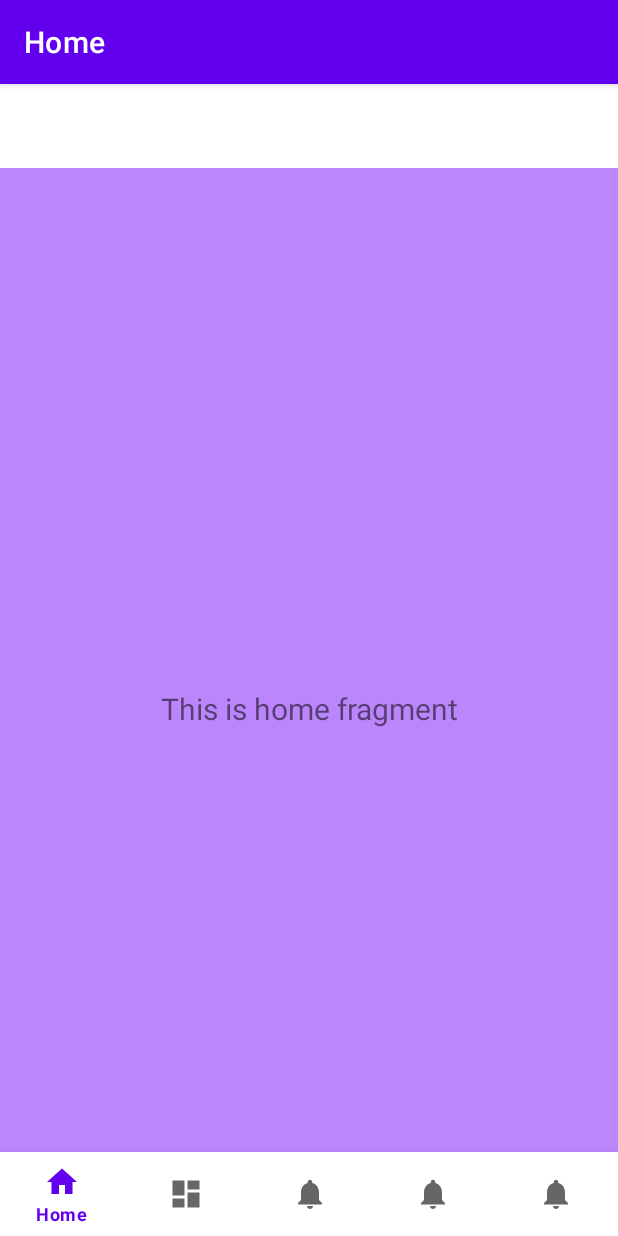
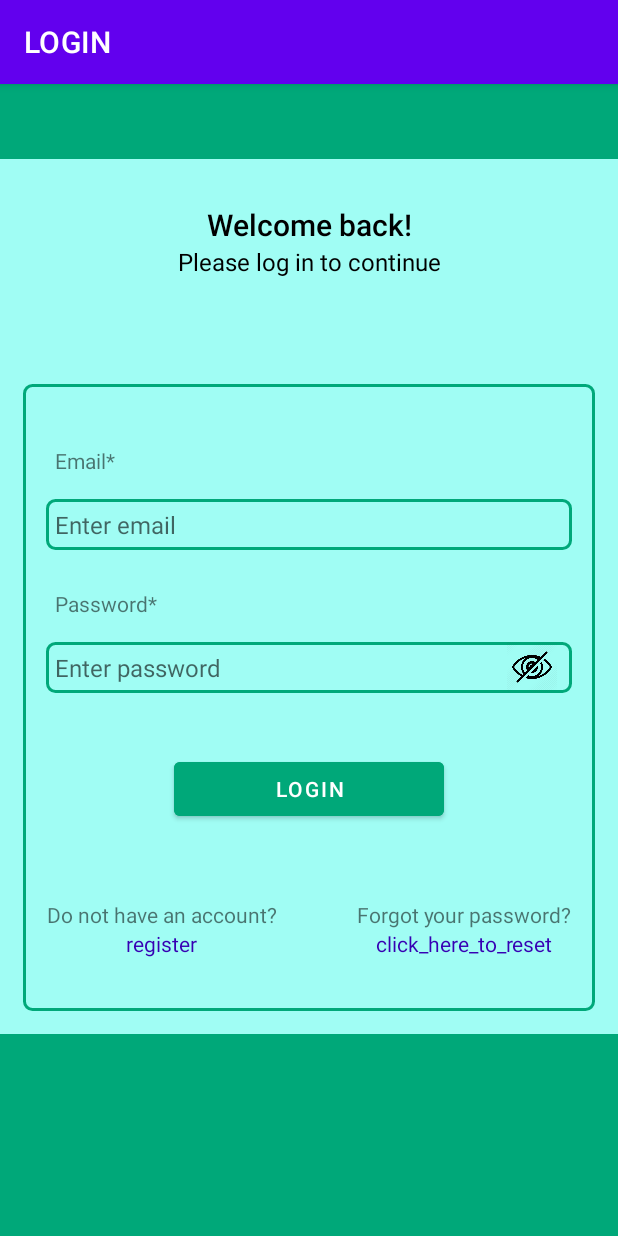
Before and after one commit to SanjuPSaji/OTL, an Android app: the screen it shows after launch (MainActivity before the commit, Login after it), after a tap on "LOGIN", on a phone screen of 412 x 824 dp. Run offline under Robolectric (Android 15) with nearby library versions, the phone set to English and light mode, and no system bars; our stand-ins replace Firebase (no records; nobody signed in at launch, a user with empty details on screens opened directly).

Commit message:
Login and registration of the user complete

```diff
--- a/app/src/main/java/com/onthelookout/otl/ReadwriteUserDetails.java
+++ b/app/src/main/java/com/onthelookout/otl/ReadwriteUserDetails.java
@@ -1,10 +1,9 @@
 package com.onthelookout.otl;
 
 public class ReadwriteUserDetails {
-    public String fullname, email, dob, gender, mobile;
+    public String email, dob, gender, mobile;
 
-    public ReadwriteUserDetails(String textFullName,String textEmail,String  textDob,String  textGender,String  textNum){
-        this.fullname = textFullName;
+    public ReadwriteUserDetails(String textEmail,String  textDob,String  textGender,String  textNum){
         this.email = textEmail;
         this.dob = textDob;
         this.gender = textGender;
--- a/app/src/main/java/com/onthelookout/otl/Start.java
+++ b/app/src/main/java/com/onthelookout/otl/Start.java
@@ -6,8 +6,15 @@ import android.content.Intent;
 import android.os.Bundle;
 import android.view.View;
 import android.widget.Button;
+import android.widget.Toast;
+
+import com.google.firebase.auth.FirebaseAuth;
+import com.google.firebase.auth.FirebaseUser;
+
 
 public class Start extends AppCompatActivity {
+
+    private FirebaseAuth authProfile;
 
     @Override
     protected void onCreate(Bundle savedInstanceState) {
@@ -16,13 +23,15 @@ public class Start extends AppCompatActivity {
 
         //Set the title
         getSupportActionBar().setTitle("On The Lookout");
+        authProfile = FirebaseAuth.getInstance();
+        FirebaseUser firebaseUser = authProfile.getCurrentUser();
 
         //Open login Activity
         Button buttonLogin = findViewById(R.id.button_login);
         buttonLogin.setOnClickListener(new View.OnClickListener() {
             @Override
             public void onClick(View view) {
-                Intent intent = new Intent(Start.this, MainActivity.class);
+                Intent intent = new Intent(Start.this, Login.class);
                 startActivity(intent);
             }
         });
@@ -38,4 +47,18 @@ public class Start extends AppCompatActivity {
 
 
     }
+
+    //checking if User is already logged in. if yes, main activity start
+    @Override
+    protected void onStart() {
+        super.onStart();
+
+        if(authProfile.getCurrentUser() !=null){
+
+            //Start the userProfileActivity
+            startActivity(new Intent(Start.this, MainActivity.class));
+            finish();
+
+        }
+    }
 }
--- /dev/null
+++ b/app/src/main/res/layout/activity_login.xml
@@ -0,0 +1,200 @@
+<?xml version="1.0" encoding="utf-8"?>
+<androidx.constraintlayout.widget.ConstraintLayout xmlns:android="http://schemas.android.com/apk/res/android"
+    xmlns:app="http://schemas.android.com/apk/res-auto"
+    xmlns:tools="http://schemas.android.com/tools"
+    android:layout_width="match_parent"
+    android:layout_height="match_parent"
+    tools:context=".Login">
+
+    <ScrollView android:layout_width="match_parent"
+        android:layout_height="match_parent"
+        android:background="@color/app_theme_color"
+        tools:context=".LoginActivity">
+
+        <LinearLayout
+            android:layout_width="match_parent"
+            android:layout_height="wrap_content"
+            android:orientation="vertical"
+            android:layout_marginTop="50dp"
+            android:background="@color/app_theme_secondary">
+
+            <LinearLayout
+                android:layout_width="match_parent"
+                android:layout_height="150dp"
+                android:orientation="vertical">
+
+                <TextView
+                    android:id="@+id/textView_login_head"
+                    android:layout_width="match_parent"
+                    android:layout_height="wrap_content"
+                    android:layout_marginTop="30dp"
+                    android:textColor="@color/black"
+                    android:text="Welcome back!"
+                    android:textAlignment="center"
+                    android:textAppearance="@style/TextAppearance.AppCompat.Title" />
+
+                <TextView
+                    android:id="@+id/textView_login_instruction"
+                    android:layout_width="match_parent"
+                    android:layout_height="wrap_content"
+                    android:textColor="@color/black"
+                    android:text="Please log in to continue"
+                    android:textAlignment="center"
+                    android:textAppearance="@style/TextAppearance.AppCompat.Menu" />
+
+            </LinearLayout>
+
+            <RelativeLayout
+                android:layout_width="match_parent"
+                android:layout_height="wrap_content"
+                android:layout_marginTop="0dp"
+                android:layout_marginRight="15dp"
+                android:layout_marginLeft="15dp"
+                android:layout_marginBottom="15dp"
+                android:background="@drawable/backgroundbox"
+                android:padding="15dp">
+
+                <RelativeLayout
+                    android:layout_width="match_parent"
+                    android:layout_height="wrap_content"
+                    android:id="@+id/RL_email"
+                    android:layout_marginTop="20dp">
+
+                    <TextView
+                        android:id="@+id/textView_login_email"
+                        android:layout_width="match_parent"
+                        android:layout_height="wrap_content"
+                        android:padding="6dp"
+                        android:text="Email*"/>
+
+                    <EditText
+                        android:id="@+id/editText_login_email"
+                        android:layout_width="match_parent"
+                        android:layout_height="wrap_content"
+                        android:layout_below="@id/textView_login_email"
+                        android:hint="Enter email"
+                        android:background="@drawable/backgroundbox"
+                        android:layout_marginTop="10dp"
+                        android:layout_marginBottom="10dp"
+                        android:inputType="textEmailAddress"
+                        android:padding="6dp"
+                        android:textSize="16sp" />
+                </RelativeLayout>
+
+                <RelativeLayout
+                    android:layout_width="match_parent"
+                    android:layout_height="wrap_content"
+                    android:id="@+id/RL_pwd"
+                    android:layout_below="@id/RL_email"
+                    android:layout_marginTop="10dp">
+
+                    <TextView
+                        android:id="@+id/textView_login_pwd"
+                        android:layout_width="match_parent"
+                        android:layout_height="wrap_content"
+                        android:padding="6dp"
+                        android:text="Password*" />
+
+
+                    <EditText
+                        android:id="@+id/editText_login_pwd"
+                        android:layout_width="match_parent"
+                        android:layout_height="wrap_content"
+                        android:layout_below="@id/textView_login_pwd"
+                        android:background="@drawable/backgroundbox"
+                        android:hint="Enter password"
+                        android:inputType="textPassword"
+                        android:layout_marginTop="10dp"
+                        android:layout_marginBottom="10dp"
+                        android:padding="6dp"
+                        android:textSize="16sp" />
+
+                    <ImageView
+                        android:id="@+id/imageView_show_hide_pwd"
+                        android:layout_width="33dp"
+                        android:layout_height="33dp"
+                        android:layout_alignParentEnd="true"
+                        android:layout_marginTop="10dp"
+                        android:layout_marginRight="10dp"
+                        android:layout_below="@id/textView_login_pwd" />
+
+                </RelativeLayout>
+
+                <Button
+                    android:id="@+id/button_login"
+                    android:layout_width="180dp"
+                    android:layout_height="wrap_content"
+                    android:layout_below="@id/RL_pwd"
+                    android:layout_marginTop="30dp"
+                    android:layout_marginLeft="70dp"
+                    android:layout_centerHorizontal="true"
+                    android:text="Login"
+                    android:backgroundTint="@color/app_theme_color"/>
+
+                <LinearLayout
+                    android:layout_width="wrap_content"
+                    android:layout_height="wrap_content"
+                    android:layout_below="@id/button_login"
+                    android:layout_marginTop="20dp"
+                    android:layout_marginBottom="20dp"
+                    android:orientation="vertical">
+                    <TextView
+                        android:id="@+id/textView_register"
+                        android:layout_width="match_parent"
+                        android:layout_height="wrap_content"
+                        android:layout_marginTop="30dp"
+                        android:text="Do not have an account?"
+                        android:textAlignment="center" />
+
+                    <TextView
+                        android:id="@+id/textView_register_link"
+                        android:layout_width="match_parent"
+                        android:layout_height="wrap_content"
+                        android:text="@string/register"
+                        android:textColor="@color/purple_700"
+                        android:textAlignment="center" />
+                </LinearLayout>
+
+                <LinearLayout
+                    android:layout_width="wrap_content"
+                    android:layout_height="wrap_content"
+                    android:layout_below="@id/button_login"
+                    android:layout_marginTop="20dp"
+                    android:layout_marginBottom="20dp"
+                    android:layout_alignParentEnd="true"
+                    android:orientation="vertical">
+
+                    <TextView
+                        android:id="@+id/textView_forgot_password"
+                        android:layout_width="match_parent"
+                        android:layout_height="wrap_content"
+                        android:layout_marginTop="30dp"
+                        android:text="Forgot your password?"
+                        android:textAlignment="center" />
+
+                    <TextView
+                        android:id="@+id/textView_forgot_password_link"
+                        android:layout_width="match_parent"
+                        android:layout_height="wrap_content"
+                        android:text="click_here_to_reset"
+                        android:textColor="@color/purple_700"
+                        android:textAlignment="center" />
+                </LinearLayout>
+
+                <ProgressBar
+                    android:id="@+id/progressBar"
+                    style="?android:attr/progressBarStyleLarge"
+                    android:layout_width="wrap_content"
+                    android:layout_height="wrap_content"
+                    android:layout_centerHorizontal="true"
+                    android:layout_centerVertical="true"
+                    android:elevation="10dp"
+                    android:visibility="gone" />
+
+            </RelativeLayout>
+
+        </LinearLayout>
+
+    </ScrollView>
+
+</androidx.constraintlayout.widget.ConstraintLayout>
--- a/app/src/main/res/layout/activity_register_user.xml
+++ b/app/src/main/res/layout/activity_register_user.xml
@@ -83,8 +83,9 @@
             android:layout_width="match_parent"
             android:layout_height="wrap_content"
             android:id="@+id/registered_dob"
-            android:hint="(dd/mm/yyyy)"
+            android:hint="Select your DoB"
             android:inputType="date"
+            android:focusable="false"
             android:textSize="16sp"
             android:padding="6dp"
             android:layout_below="@id/textview_dob"
```
Also changed, not shown: app/src/main/AndroidManifest.xml (+6 -3 lines), app/src/main/java/com/onthelookout/otl/EnterOTP.java (+6 -8 lines), app/src/main/java/com/onthelookout/otl/Login.java (added, +192 -0 lines), app/src/main/java/com/onthelookout/otl/RegisterUser.java (+39 -0 lines), app/src/main/res/drawable/ic_email.png (added), app/src/main/res/drawable/ic_hide_pwd.png (added), app/src/main/res/drawable/ic_pwd_bw.png (added), app/src/main/res/drawable/ic_show_pwd.png (added).
